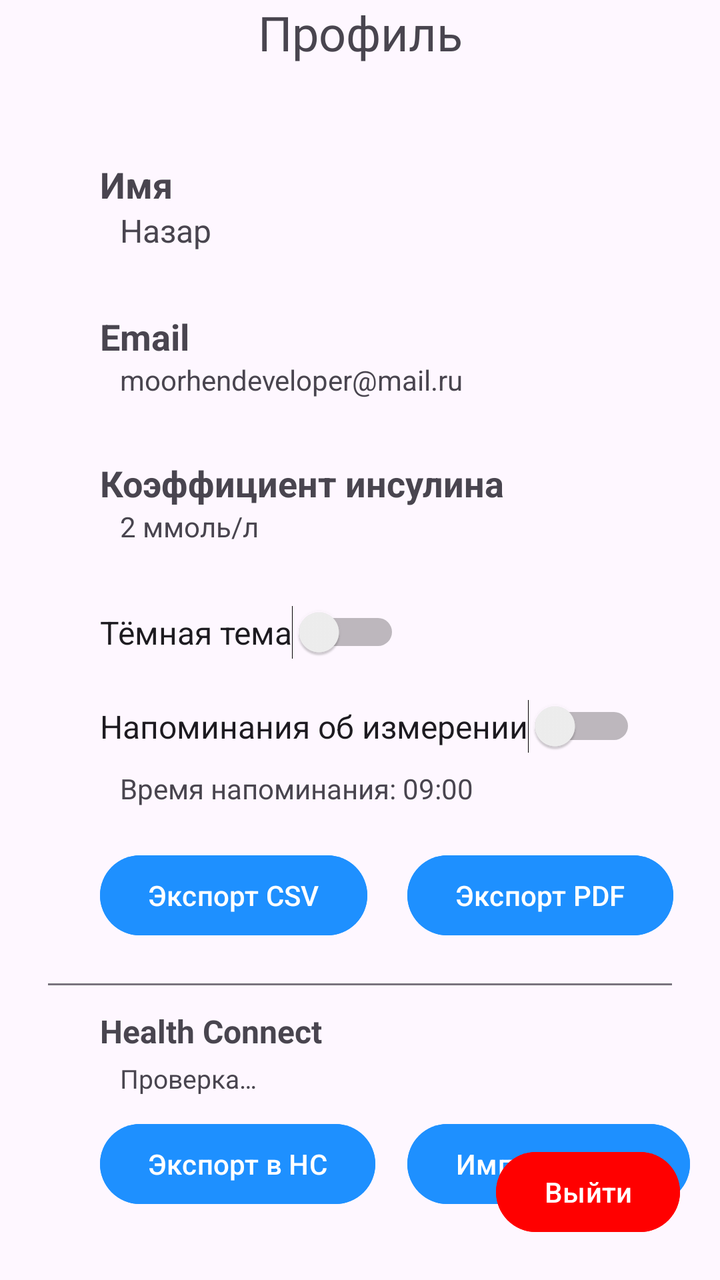
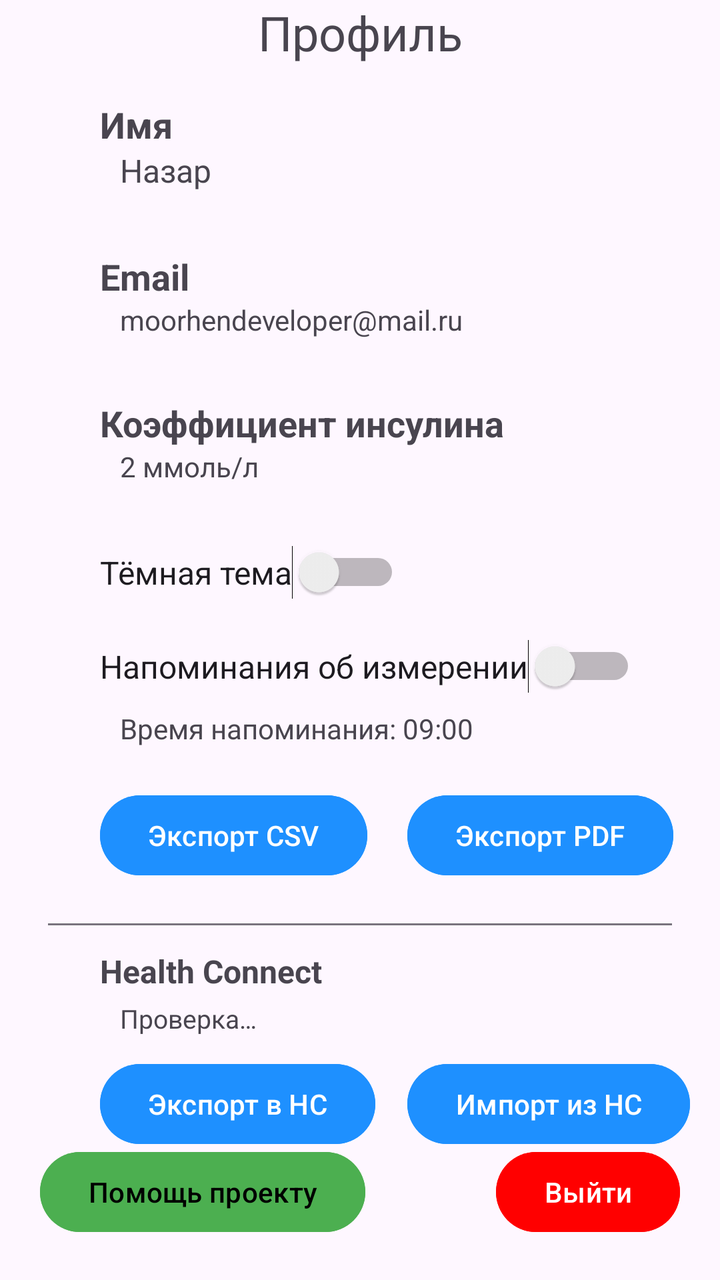

An Android layout rendered at two revisions. The XML below is the earlier revision; the diff shows what the commit changed to produce the second picture.
<!-- AndroidManifest.xml: application theme Theme.DiaHelp -->
<!-- res/layout/fragment_profile.xml -->
<?xml version="1.0" encoding="utf-8"?>
<androidx.constraintlayout.widget.ConstraintLayout xmlns:android="http://schemas.android.com/apk/res/android"
    xmlns:app="http://schemas.android.com/apk/res-auto"
    xmlns:tools="http://schemas.android.com/tools"
    android:layout_width="match_parent"
    android:layout_height="match_parent">

    <TextView
        android:id="@+id/textView3"
        android:layout_width="wrap_content"
        android:layout_height="wrap_content"
        android:fontFamily="@font/comfortaa_bold"
        android:text="Профиль"
        android:textSize="24sp"
        app:layout_constraintEnd_toEndOf="parent"
        app:layout_constraintStart_toStartOf="parent"
        app:layout_constraintTop_toTopOf="parent" />

    <TextView
        android:id="@+id/tvName"
        android:layout_width="wrap_content"
        android:layout_height="wrap_content"
        android:layout_marginStart="50dp"
        android:layout_marginTop="80dp"
        android:text="Имя"
        android:textStyle="bold"
        android:textSize="18sp"
        app:layout_constraintStart_toStartOf="parent"
        app:layout_constraintTop_toTopOf="parent" />

    <TextView
        android:id="@+id/tvUserName"
        android:layout_width="wrap_content"
        android:layout_height="wrap_content"
        android:layout_marginStart="60dp"
        android:text="Назар"
        android:textSize="16sp"
        app:layout_constraintStart_toStartOf="parent"
        app:layout_constraintTop_toBottomOf="@+id/tvName" />

    <TextView
        android:id="@+id/tvEmail"
        android:layout_width="wrap_content"
        android:layout_height="wrap_content"
        android:layout_marginStart="50dp"
        android:layout_marginTop="30dp"
        android:text="Email"
        android:textStyle="bold"
        android:textSize="18dp"
        app:layout_constraintStart_toStartOf="parent"
        app:layout_constraintTop_toBottomOf="@+id/tvUserName" />

    <TextView
        android:id="@+id/tvUserEmail"
        android:layout_width="wrap_content"
        android:layout_height="wrap_content"
        android:layout_marginStart="60dp"
        android:text="moorhendeveloper@mail.ru"
        app:layout_constraintStart_toStartOf="parent"
        app:layout_constraintTop_toBottomOf="@+id/tvEmail" />

    <TextView
        android:id="@+id/tvCoeffIns"
        android:layout_width="wrap_content"
        android:layout_height="wrap_content"
        android:layout_marginStart="50dp"
        android:layout_marginTop="30dp"
        android:text="Коэффициент инсулина"
        android:textStyle="bold"
        android:textSize="18dp"
        app:layout_constraintStart_toStartOf="parent"
        app:layout_constraintTop_toBottomOf="@+id/tvUserEmail" />

    <TextView
        android:id="@+id/tvUserCoeffIns"
        android:layout_width="wrap_content"
        android:layout_height="wrap_content"
        android:layout_marginStart="60dp"
        android:text="2 ммоль/л"
        app:layout_constraintStart_toStartOf="parent"
        app:layout_constraintTop_toBottomOf="@+id/tvCoeffIns" />

    <Switch
        android:id="@+id/themeSwitch"
        android:layout_width="wrap_content"
        android:layout_height="wrap_content"
        android:layout_marginStart="50dp"
        android:layout_marginTop="30dp"
        android:text="Тёмная тема"
        android:textSize="16sp"
        tools:ignore="UseSwitchCompatOrMaterialXml"
        app:layout_constraintStart_toStartOf="parent"
        app:layout_constraintTop_toBottomOf="@+id/tvUserCoeffIns"/>

    <Switch
        android:id="@+id/reminderSwitch"
        android:layout_width="wrap_content"
        android:layout_height="wrap_content"
        android:layout_marginStart="50dp"
        android:layout_marginTop="20dp"
        android:text="Напоминания об измерении"
        android:textSize="16sp"
        tools:ignore="UseSwitchCompatOrMaterialXml"
        app:layout_constraintStart_toStartOf="parent"
        app:layout_constraintTop_toBottomOf="@+id/themeSwitch"/>

    <TextView
        android:id="@+id/tvReminderTime"
        android:layout_width="wrap_content"
        android:layout_height="wrap_content"
        android:layout_marginStart="60dp"
        android:layout_marginTop="8dp"
        android:text="Время напоминания: 09:00"
        android:textSize="14sp"
        app:layout_constraintStart_toStartOf="parent"
        app:layout_constraintTop_toBottomOf="@+id/reminderSwitch"/>

    <com.google.android.material.button.MaterialButton
        android:id="@+id/btnExportCsv"
        android:layout_width="wrap_content"
        android:layout_height="wrap_content"
        android:layout_marginStart="50dp"
        android:layout_marginTop="20dp"
        android:text="Экспорт CSV"
        android:backgroundTint="@color/color_button"
        android:textColor="@color/color_text_button"
        app:layout_constraintStart_toStartOf="parent"
        app:layout_constraintTop_toBottomOf="@+id/tvReminderTime"/>

    <com.google.android.material.button.MaterialButton
        android:id="@+id/btnExportPdf"
        android:layout_width="wrap_content"
        android:layout_height="wrap_content"
        android:layout_marginStart="20dp"
        android:layout_marginTop="20dp"
        android:text="Экспорт PDF"
        android:backgroundTint="@color/color_button"
        android:textColor="@color/color_text_button"
        app:layout_constraintStart_toEndOf="@+id/btnExportCsv"
        app:layout_constraintTop_toBottomOf="@+id/tvReminderTime"/>

    

    <View
        android:id="@+id/dividerHc"
        android:layout_width="0dp"
        android:layout_height="1dp"
        android:layout_marginHorizontal="24dp"
        android:layout_marginTop="20dp"
        android:background="?attr/colorOutline"
        app:layout_constraintEnd_toEndOf="parent"
        app:layout_constraintStart_toStartOf="parent"
        app:layout_constraintTop_toBottomOf="@+id/btnExportPdf" />

    <TextView
        android:id="@+id/tvHcTitle"
        android:layout_width="wrap_content"
        android:layout_height="wrap_content"
        android:layout_marginStart="50dp"
        android:layout_marginTop="12dp"
        android:text="Health Connect"
        android:textSize="16sp"
        android:textStyle="bold"
        app:layout_constraintStart_toStartOf="parent"
        app:layout_constraintTop_toBottomOf="@+id/dividerHc" />

    <TextView
        android:id="@+id/tvHcStatus"
        android:layout_width="0dp"
        android:layout_height="wrap_content"
        android:layout_marginStart="60dp"
        android:layout_marginTop="4dp"
        android:layout_marginEnd="24dp"
        android:text="Проверка…"
        android:textSize="13sp"
        app:layout_constraintEnd_toEndOf="parent"
        app:layout_constraintStart_toStartOf="parent"
        app:layout_constraintTop_toBottomOf="@+id/tvHcTitle" />

    <com.google.android.material.button.MaterialButton
        android:id="@+id/btnHcExport"
        android:layout_width="wrap_content"
        android:layout_height="wrap_content"
        android:layout_marginStart="50dp"
        android:layout_marginTop="10dp"
        android:text="Экспорт в HC"
        android:backgroundTint="@color/color_button"
        android:textColor="@color/color_text_button"
        android:enabled="false"
        app:layout_constraintStart_toStartOf="parent"
        app:layout_constraintTop_toBottomOf="@+id/tvHcStatus" />

    <com.google.android.material.button.MaterialButton
        android:id="@+id/btnHcImport"
        android:layout_width="wrap_content"
        android:layout_height="wrap_content"
        android:layout_marginStart="16dp"
        android:layout_marginTop="10dp"
        android:text="Импорт из HC"
        android:backgroundTint="@color/color_button"
        android:textColor="@color/color_text_button"
        android:enabled="false"
        app:layout_constraintStart_toEndOf="@+id/btnHcExport"
        app:layout_constraintTop_toBottomOf="@+id/tvHcStatus" />

    <ProgressBar
        android:id="@+id/pbHc"
        style="?android:attr/progressBarStyleSmall"
        android:layout_width="wrap_content"
        android:layout_height="wrap_content"
        android:layout_marginStart="16dp"
        android:layout_marginTop="10dp"
        android:visibility="gone"
        app:layout_constraintBottom_toBottomOf="@+id/btnHcExport"
        app:layout_constraintStart_toEndOf="@+id/btnHcImport"
        app:layout_constraintTop_toTopOf="@+id/btnHcExport" />

    

    <Button
        android:id="@+id/btnLogout"
        android:layout_width="wrap_content"
        android:layout_height="wrap_content"
        android:layout_marginEnd="20dp"
        android:layout_marginBottom="20dp"
        android:backgroundTint="@color/color_button_logout"
        android:text="Выйти"
        android:textColor="@color/color_text_button"
        app:layout_constraintBottom_toBottomOf="parent"
        app:layout_constraintEnd_toEndOf="parent" />




</androidx.constraintlayout.widget.ConstraintLayout>
<!-- resources referenced by this layout -->
<resources>
  <color name="color_button">#1E90FF</color>
  <color name="color_button_logout">#FF0000</color>
  <color name="color_text_button">#FFFFFFFF</color>
  <style name="Theme.DiaHelp" parent="Base.Theme.DiaHelp" />
  <style name="Base.Theme.DiaHelp" parent="Theme.Material3.DayNight.NoActionBar">
          
          
          <item name="colorPrimary">@color/my_light_primary</item>
      </style>
  <color name="my_light_primary">#FFFFFFFF</color>
</resources>

<!-- the commit's change to res/layout/fragment_profile.xml (unified diff, before → after) -->
@@ -16,12 +16,24 @@
         app:layout_constraintStart_toStartOf="parent"
         app:layout_constraintTop_toTopOf="parent" />
 
+
+    <Button
+        android:id="@+id/btnHelpProject"
+        android:layout_width="wrap_content"
+        android:layout_height="wrap_content"
+        android:text="Помощь проекту"
+        android:backgroundTint="@color/greenNormal"
+        android:layout_marginStart="20dp"
+        android:layout_marginBottom="20dp"
+        android:textColor="@color/black"
+        app:layout_constraintBottom_toBottomOf="parent"
+        app:layout_constraintStart_toStartOf="parent" />
     <TextView
         android:id="@+id/tvName"
         android:layout_width="wrap_content"
         android:layout_height="wrap_content"
         android:layout_marginStart="50dp"
-        android:layout_marginTop="80dp"
+        android:layout_marginTop="50dp"
         android:text="Имя"
         android:textStyle="bold"
         android:textSize="18sp"
<!-- resource entries referenced after the edit -->
@@ -1,8 +1,10 @@
 <!-- resources referenced by this layout -->
 <resources>
+  <color name="black">#FF000000</color>
   <color name="color_button">#1E90FF</color>
   <color name="color_button_logout">#FF0000</color>
   <color name="color_text_button">#FFFFFFFF</color>
+  <color name="greenNormal">#4CAF50</color>
   <style name="Theme.DiaHelp" parent="Base.Theme.DiaHelp" />
   <style name="Base.Theme.DiaHelp" parent="Theme.Material3.DayNight.NoActionBar">
           
